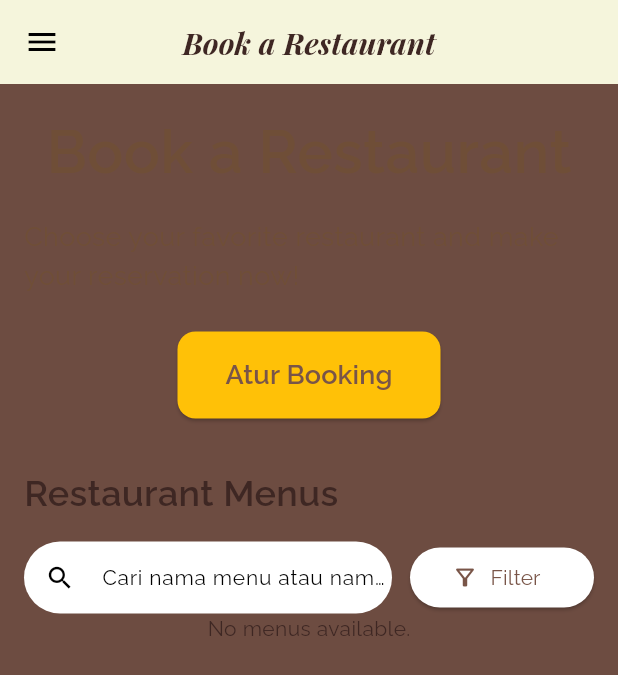
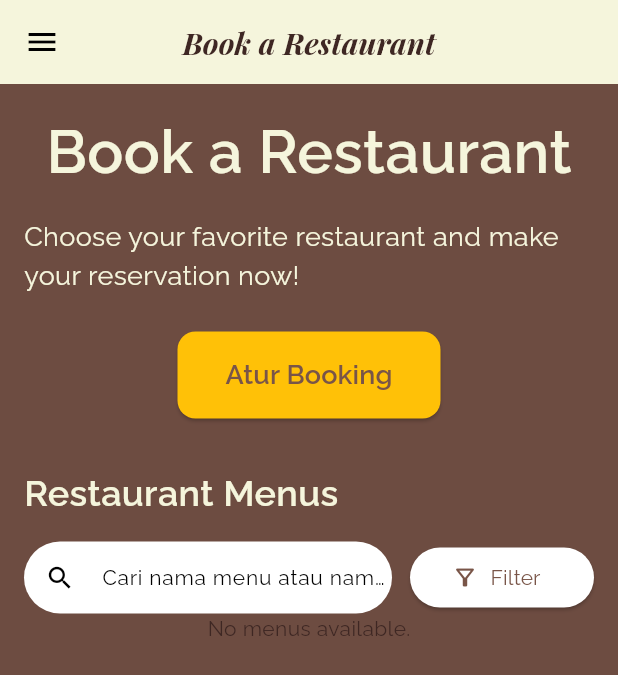
Before and after one commit to PBP-C09/setaksetik-mobile-upgrade, a Flutter app: the HomePage screen opened directly with empty values, after a tap on "Booking", on a phone screen of 412 x 824 dp. Shown: the top 675 px of the screen. Run offline on Flutter 3.47's test engine with Material 3 defaults, Android fonts, the phone set to English and light mode, and no system bars; our stand-ins replace curved_navigation_bar, flutter_hooks; missing offline and left inert: pbp_django_auth.

Commit message:
Fixing design consistency, added SetakSetik logo

```diff
--- a/lib/booking/screens/booking_home.dart
+++ b/lib/booking/screens/booking_home.dart
@@ -62,7 +62,7 @@ class _BookingPageState extends State<BookingPage> {
                     style: TextStyle(
                       fontSize: 40,
                       fontWeight: FontWeight.bold,
-                      color: Color(0xFF6F4E37),
+                      color: Color(0xFFF5F5DC),
                     ),
                   ),
                   SizedBox(height: 16),
@@ -70,7 +70,7 @@ class _BookingPageState extends State<BookingPage> {
                     'Choose your favorite restaurant and make your reservation now!',
                     style: TextStyle(
                       fontSize: 18,
-                      color: Color(0xFF6F4E37),
+                      color: Color(0xFFF5F5DC),
                     ),
                   ),
                 ],
@@ -109,6 +109,7 @@ class _BookingPageState extends State<BookingPage> {
               style: TextStyle(
                 fontSize: 24,
                 fontWeight: FontWeight.bold,
+                color: Color(0xFFF5F5DC)
               ),
             ),
             const SizedBox(height: 16),
--- a/lib/meatup/screens/meatup.dart
+++ b/lib/meatup/screens/meatup.dart
@@ -67,7 +67,6 @@ class MeatUpPageState extends State<MeatUpPage> {
   Widget build(BuildContext context) {
     final request = context.watch<CookieRequest>();
     return Scaffold(
-      backgroundColor: const Color(0xFF3E2723),
       appBar: AppBar(
       title: const Text('Meat Up'),
       centerTitle: true,
@@ -99,7 +98,7 @@ class MeatUpPageState extends State<MeatUpPage> {
                   if (result == true) fetchMessages();
                 },
                 style: ElevatedButton.styleFrom(
-                  backgroundColor: const Color(0xFF6D4C41),
+                  backgroundColor: const Color(0xFF3E2723),
                   padding: const EdgeInsets.symmetric(horizontal: 32, vertical: 16),
                   shape: RoundedRectangleBorder(
                     borderRadius: BorderRadius.circular(8),
--- a/lib/screens/home.dart
+++ b/lib/screens/home.dart
@@ -330,18 +330,23 @@ class HomePage extends StatelessWidget {
         child: Column(
           mainAxisAlignment: MainAxisAlignment.center,
           children: [
+            Image.asset(
+              'assets/images/setaksetik-bg.png',
+              height: 120,
+              width: 120,
+            ),
             const Text(
-              'Hello,',
+              'SetakSetik Says Hi,',
               style: TextStyle(
                 fontFamily: 'Raleway',
-                fontSize: 36.0,
+                fontSize: 24.0,
               ),
             ),
             Text(
               fullName,
               style: const TextStyle(
                 fontFamily: 'Playfair Display',
-                fontSize: 48.0,
+                fontSize: 24.0,
                 fontStyle: FontStyle.italic,
               ),
             ),
--- a/lib/screens/welcome_page.dart
+++ b/lib/screens/welcome_page.dart
@@ -105,7 +105,7 @@ class _WelcomePageState extends State<WelcomePage> with SingleTickerProviderStat
               ClipRRect(
                 borderRadius: BorderRadius.circular(20),
                 child: Image.asset(
-                  'assets/images/landing-image-0.png',
+                  'assets/images/setaksetik.png',
                   height: MediaQuery.of(context).size.height * 0.4,
                   width: double.infinity,
                   fit: BoxFit.contain,
```
